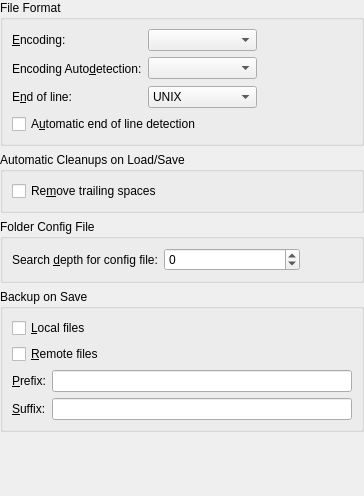
KDE/kate, file part/dialogs/opensaveconfigwidget.ui: the form before one commit.
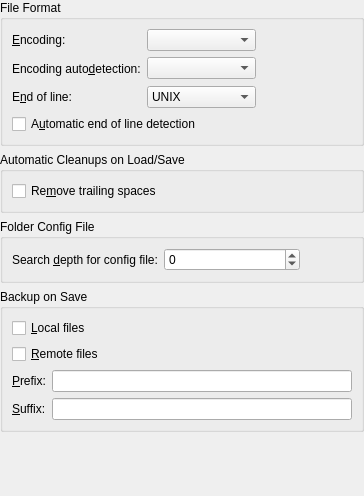
The form after the commit.

Commit message: i18n style guide fix

Diff of the .ui file:
```diff
--- a/part/dialogs/opensaveconfigwidget.ui
+++ b/part/dialogs/opensaveconfigwidget.ui
@@ -65,7 +65,7 @@
         <item row="1" column="0" >
          <widget class="QLabel" name="lblEncodingDetection" >
           <property name="text" >
-           <string>Encoding Auto&amp;detection:</string>
+           <string>Encoding auto&amp;detection:</string>
           </property>
           <property name="buddy" >
            <cstring>cmbEncodingDetection</cstring>
```
